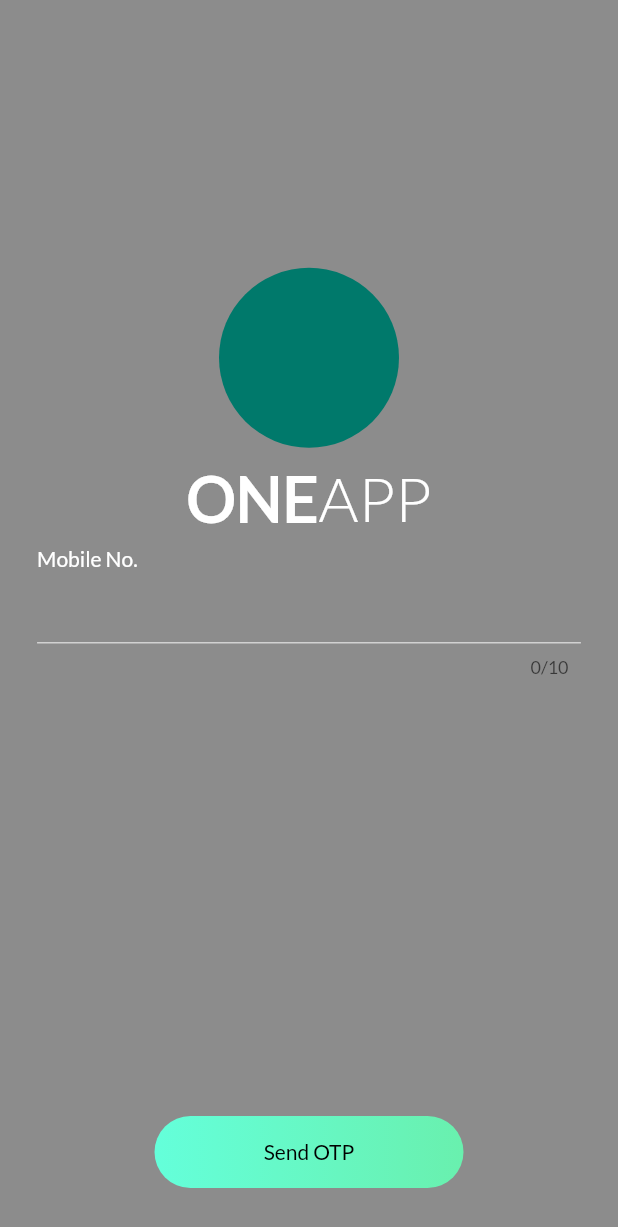
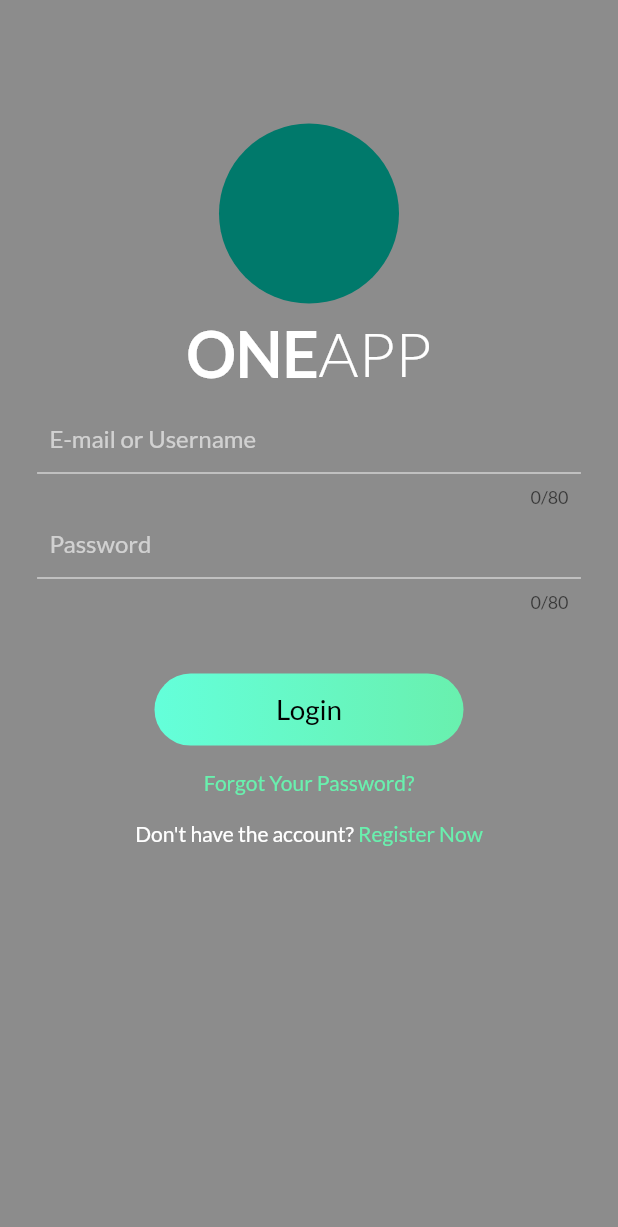
Before and after one commit to SensibleLife333/OneApp, a Flutter app: the screen it shows after launch, on a phone screen of 412 x 824 dp. Shown: the top 1227 px of the screen. Run offline on Flutter 3.47's test engine with Material 2 defaults, Android fonts, the phone set to English and light mode, and no system bars; our stand-ins replace font_awesome_flutter, otp_text_field.

Commit message:
[INFO] Changes made according to new design

```diff
--- a/lib/config/oneapp_routes.dart
+++ b/lib/config/oneapp_routes.dart
@@ -1,7 +1,9 @@
 // One App Routes
 const routeHome = "/";
 const routeOtpVerify = "/verifyOtp";
+const routeForgotPassword="/forgotPassword";
 const routeSocialLogin = "/socialLogin";
+const routeRegister = "/registration";
 const routeSetFullName = "/setFullName";
 const routeSetUsername= "/setUsername";
 const routeSetProfilePicBio= "/setProfileBio";
--- a/lib/main.dart
+++ b/lib/main.dart
@@ -1,9 +1,11 @@
 import 'package:flutter/material.dart';
 import 'package:oneapp/config/oneapp_constants.dart';
 import 'package:oneapp/config/oneapp_routes.dart';
+import 'package:oneapp/screens/home/forgot_password_screen.dart';
 import 'package:oneapp/screens/home/import_social_details.dart';
 import 'package:oneapp/screens/home/login_screen.dart';
 import 'package:oneapp/screens/home/otp_verify_screen.dart';
+import 'package:oneapp/screens/home/register_screen.dart';
 import 'package:oneapp/screens/home/set_fullname_screen.dart';
 import 'package:oneapp/screens/home/set_profilpicbio_screen.dart';
 import 'package:oneapp/screens/home/set_username_screen.dart';
@@ -37,8 +39,10 @@ class MyApp extends StatelessWidget {
           routeHome: (context) => const LoginPage(title: 'SIGN IN'),
           routeOtpVerify: (context) =>
               const OtpVerifyScreen(title: 'VERIFY OTP'),
+          routeForgotPassword: (context) => const ForgotPasswordScreen(title: "Forgot Password"),
           routeSocialLogin: (context) =>
               const ImportSocialDetailsScreen(title: "WELCOME"),
+          routeRegister: (context) => const RegisterScreen(title: "Register Now"),
           routeSetFullName: (context) => const SetFullNameScreen(title: "Let us know your full name."),
           routeSetUsername: (context) => const SetUsernameScreen(title: "Username tells a lot about you",),
           routeSetProfilePicBio: (context) => const SetProfilePicBioScreen(title: "Select a profile pic"),
--- a/lib/screens/home/login_screen.dart
+++ b/lib/screens/home/login_screen.dart
@@ -16,10 +16,17 @@ class LoginPage extends StatefulWidget {
 
 class _LoginPageState extends State<LoginPage> {
   static final List<String> _countryCodes = countryCodes;
-  String _dropdownValue = "+91";
 
   _sendOtp(){
-    Navigator.of(context).pushNamed(routeOtpVerify);
+    //Navigator.of(context).pushNamed(routeOtpVerify);
+  }
+
+  _forgotPassword(){
+    Navigator.of(context).pushNamed(routeForgotPassword);
+  }
+
+  _registration(){
+    Navigator.of(context).pushNamed(routeRegister);
   }
 
   @override
@@ -28,7 +35,9 @@ class _LoginPageState extends State<LoginPage> {
 
     return Scaffold(
       backgroundColor: primaryColor,
-      body: Center(
+      body: SingleChildScrollView(
+        physics: const BouncingScrollPhysics(),
+        child: Center(
           child: Column(
             mainAxisAlignment: MainAxisAlignment.spaceAround,
             children: [
@@ -75,69 +84,13 @@ class _LoginPageState extends State<LoginPage> {
                     child: Row(
                       mainAxisAlignment: MainAxisAlignment.spaceBetween,
                       children: [
-                      /*DropdownButton<String>(
-                        autofocus: true,
-                        focusColor: Colors.white60,
-                        isDense: true,
-                        menuMaxHeight: SizeConfig.screenHeight * 0.5,
-                        value: _dropdownValue,
-                        dropdownColor: Colors.black38,
-                        elevation: 16,
-                        style: const TextStyle(color: Colors.white, fontWeight: FontWeight.bold),
-                        onChanged: (String? newValue) {
-                          setState(() {
-                            _dropdownValue = newValue!;
-                          });
-                        },
-                        items: _countryCodes.map((String value) {
-                          return DropdownMenuItem(
-                            value: value,
-                            child: Text(value),
-                          );
-                        }).toList(),
-                      ),*/
                         Expanded(
                           child: Column(
                             mainAxisAlignment: MainAxisAlignment.start,
                             crossAxisAlignment: CrossAxisAlignment.start,
                             children: [
-                            const Text("Mobile No."),
-                            TextFormField(
-                              keyboardType: TextInputType.phone,
-                              maxLength: 10,
-                              decoration: InputDecoration(
-                                  enabledBorder: const UnderlineInputBorder(
-                                      borderSide:
-                                          BorderSide(color: Colors.white60)),
-                                  border: const UnderlineInputBorder(
-                                      borderSide:
-                                          BorderSide(color: Colors.white60)),
-                                  contentPadding: EdgeInsets.only(
-                                      left: SizeConfig.screenWidth * 0.02,
-                                      right: SizeConfig.screenWidth * 0.02),
-                                  prefix: PopupMenuButton(
-                                    elevation: 16,
-                                    initialValue: _dropdownValue,
-                                    color: Colors.black38,
-                                    child: Text(
-                                      _dropdownValue,
-                                      style: const TextStyle(color: Colors.white),
-                                    ),
-                                    itemBuilder: (BuildContext context) {
-                                      return _countryCodes.map((String value) {
-                                        return PopupMenuItem(
-                                          value: value,
-                                          child: Text(value),
-                                        );
-                                      }).toList();
-                                    },
-                                    onSelected: (String value) {
-                                      setState(() {
-                                        _dropdownValue = value;
-                                      });
-                                    },
-                                  )),
-                            ),
+                              WidgetHelper.textFormField(hinText: "E-mail or Username", textInputType: TextInputType.emailAddress, isObsecure: false, size: SizeConfig.screenWidth),
+                              WidgetHelper.textFormField(hinText: "Password", textInputType: TextInputType.text, isObsecure: true, size: SizeConfig.screenWidth),
                             ],
                           ),
                         ),
@@ -147,12 +100,38 @@ class _LoginPageState extends State<LoginPage> {
                 ],
               ),
               SizedBox(
-              height: SizeConfig.screenHeight * 0.2,
+                height: SizeConfig.screenHeight * 0.05,
               ),
-            WidgetHelper.commonButton(onClick: _sendOtp, buttonWidth: SizeConfig.screenWidth * 0.5, buttonText: 'Send OTP'),
+              WidgetHelper.commonButton(onClick: _sendOtp, buttonWidth: SizeConfig.screenWidth * 0.5, buttonText: 'Login', fontSize: SizeConfig.screenWidth * 0.045),
+              SizedBox(
+                height: SizeConfig.screenHeight * 0.02,
+              ),
+              GestureDetector(
+                onTap: () => _forgotPassword(),
+                child: const Text("Forgot Your Password?", style: TextStyle(
+                  color: Colors.greenAccent
+                ),),
+              ),
+              SizedBox(
+                height: SizeConfig.screenHeight * 0.02,
+              ),
+              Row(
+                mainAxisAlignment: MainAxisAlignment.center,
+                children: [
+                  const Text("Don't have the account?"),
+                  GestureDetector(
+                    onTap: _registration,
+                    child: const Text(" Register Now", style: TextStyle(
+                        color: Colors.greenAccent
+                    ),),
+                  )
+                ],
+              ),
             ],
           ),
         ),
+      ),
     );
+
   }
 }
--- a/lib/screens/home/otp_verify_screen.dart
+++ b/lib/screens/home/otp_verify_screen.dart
@@ -94,7 +94,7 @@ class _OtpVerifyScreenState extends State<OtpVerifyScreen> {
             SizedBox(
               height: SizeConfig.screenHeight * 0.2,
             ),
-            WidgetHelper.commonButton(onClick: _verifyOtp, buttonWidth: SizeConfig.screenWidth * 0.5, buttonText: "Next"),
+            WidgetHelper.commonButton(onClick: _verifyOtp, buttonWidth: SizeConfig.screenWidth * 0.5, buttonText: "Next", fontSize: SizeConfig.screenWidth * 0.05),
           ],
         ),
       ),
--- a/lib/screens/home/set_fullname_screen.dart
+++ b/lib/screens/home/set_fullname_screen.dart
@@ -107,7 +107,9 @@ class _SetFullNameScreenState extends State<SetFullNameScreen> {
                 child: WidgetHelper.commonButton(
                     onClick: _goToNextScreen,
                     buttonWidth: SizeConfig.screenWidth * 0.5,
-                    buttonText: "Next"),
+                    buttonText: "Next",
+                  fontSize: SizeConfig.screenWidth * 0.05
+                ),
               )),
         ],
       ),
--- a/lib/screens/home/set_profilpicbio_screen.dart
+++ b/lib/screens/home/set_profilpicbio_screen.dart
@@ -94,7 +94,9 @@ class _SetProfilePicBioScreenState extends State<SetProfilePicBioScreen> {
                       child: WidgetHelper.commonButton(
                           onClick: _sendOtp,
                           buttonWidth: SizeConfig.screenWidth * 0.5,
-                          buttonText: "Next"),
+                          buttonText: "Next",
+                        fontSize: SizeConfig.screenWidth * 0.05
+                      ),
                     )
                   ],
                 ),
--- a/lib/screens/home/set_username_screen.dart
+++ b/lib/screens/home/set_username_screen.dart
@@ -93,7 +93,9 @@ class _SetUsernameScreenState extends State<SetUsernameScreen> {
                 child: WidgetHelper.commonButton(
                     onClick: _goToNextScreen,
                     buttonWidth: SizeConfig.screenWidth * 0.5,
-                    buttonText: "Next"),
+                    buttonText: "Next",
+                  fontSize: SizeConfig.screenWidth * 0.05
+                ),
               )),
         ],
       ),
--- a/lib/widgets/widget_helpers.dart
+++ b/lib/widgets/widget_helpers.dart
@@ -1,11 +1,13 @@
 import 'package:flutter/material.dart';
 import 'package:font_awesome_flutter/font_awesome_flutter.dart';
+import 'package:oneapp/config/oneapp_sizeconfig.dart';
 
 class WidgetHelper {
   static Widget commonButton(
       {required Function onClick,
       required double buttonWidth,
-      required String buttonText}) {
+      required String buttonText,
+      required double fontSize}) {
     return SizedBox(
         width: buttonWidth,
         child: Container(
@@ -19,7 +21,7 @@ class WidgetHelper {
             onPressed: () => onClick(),
             child: Text(
               buttonText,
-              style: const TextStyle(color: Colors.black),
+              style: TextStyle(color: Colors.black, fontSize: fontSize),
             ),
           ),
         ));
@@ -76,4 +78,26 @@ class WidgetHelper {
       ],
     );
   }
+
+  static Widget textFormField(
+      {required String hinText, required TextInputType textInputType, required bool isObsecure, required double size}){
+    return TextFormField(
+      keyboardType: textInputType,
+      obscureText: isObsecure,
+      maxLength: 80,
+      decoration: InputDecoration(
+        hintText: hinText,
+        hintStyle: const TextStyle(color: Colors.white60),
+        enabledBorder: const UnderlineInputBorder(
+            borderSide:
+            BorderSide(color: Colors.white60)),
+        border: const UnderlineInputBorder(
+            borderSide:
+            BorderSide(color: Colors.white60)),
+        contentPadding: EdgeInsets.only(
+            left: size * 0.02,
+            right: size * 0.02),
+      ),
+    );
+  }
 }
```
Also changed, not shown: lib/screens/home/import_social_details.dart (+1 -35 lines). Lines whose indentation alone changed are shown as unchanged.
